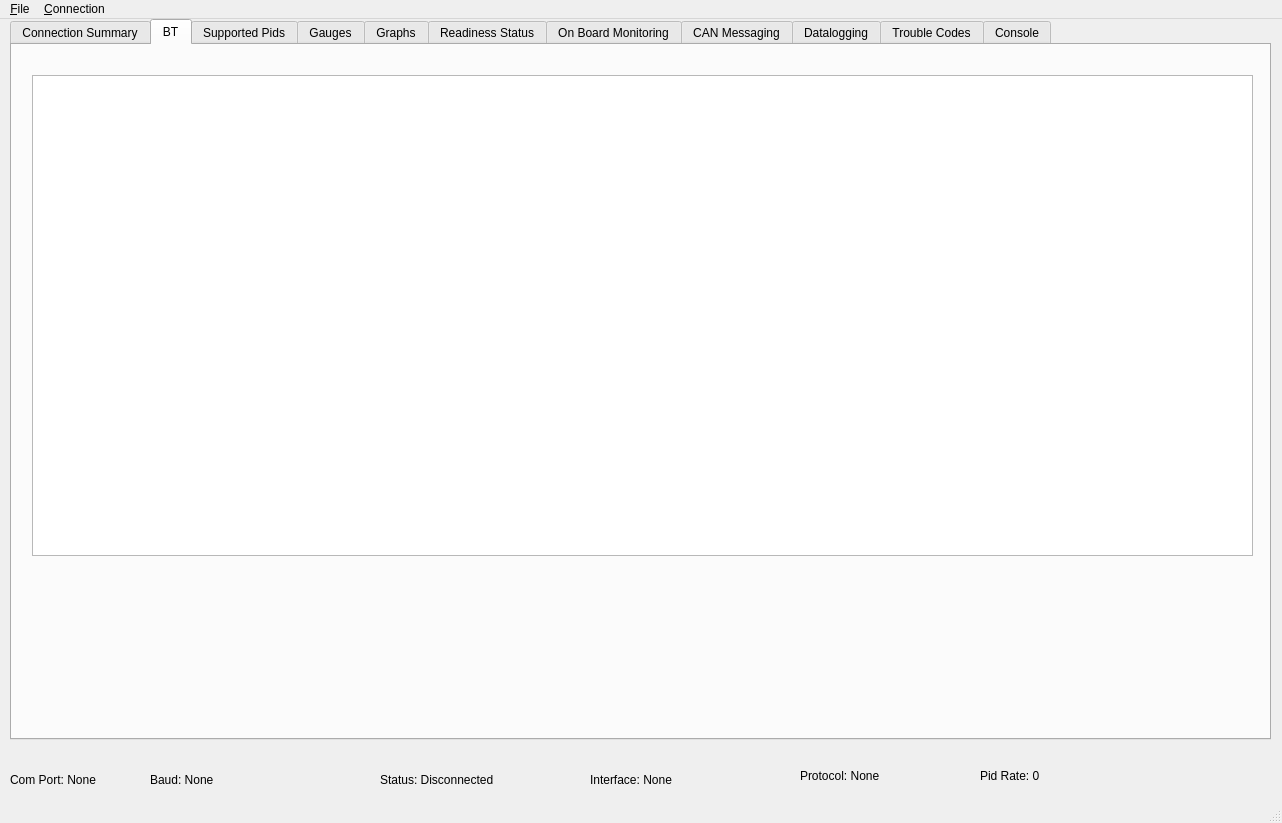
This is MainWindow.ui in navisinghnz9/QtObd2Scanner as Qt 5 draws it before an edit. The edited form follows.
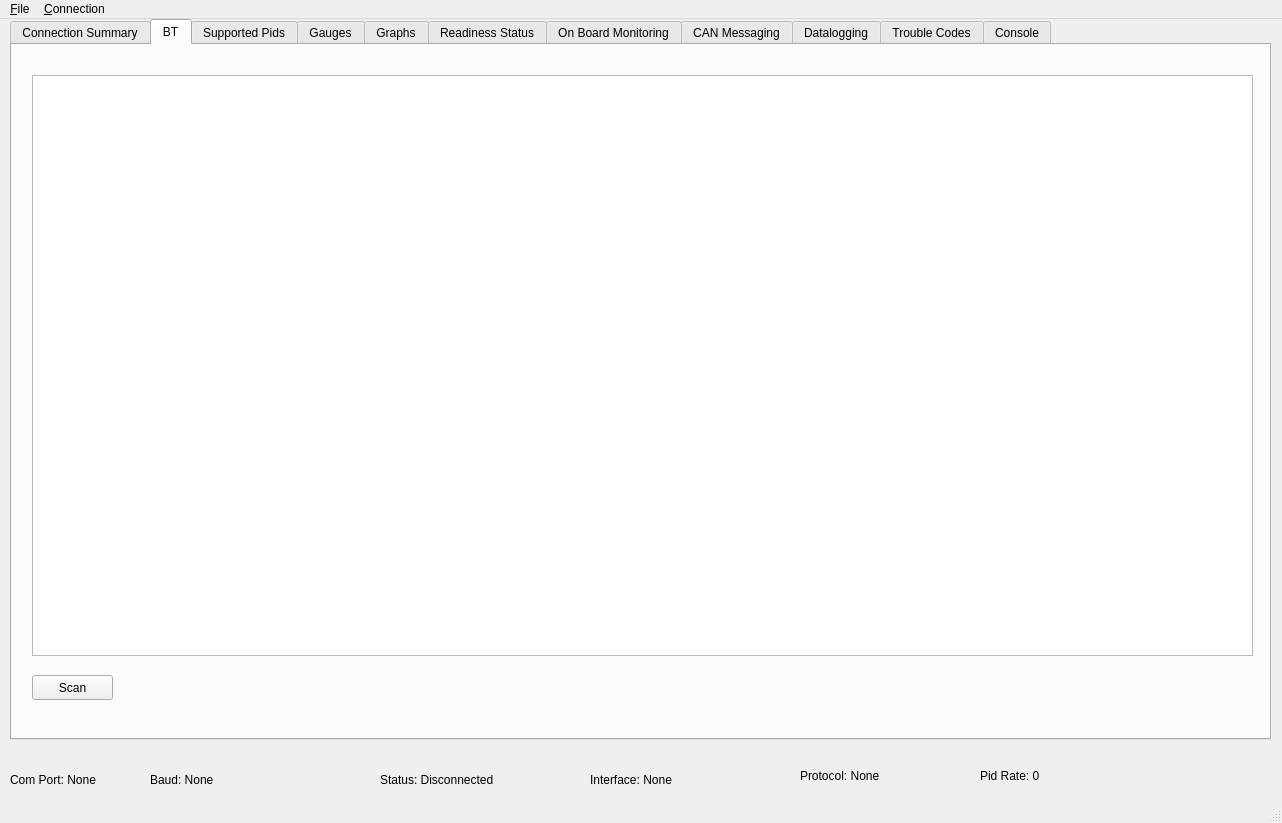
This is the edited form.

What changed in the file:
```diff
--- a/MainWindow.ui
+++ b/MainWindow.ui
@@ -87,10 +87,23 @@
         <x>20</x>
         <y>30</y>
         <width>1221</width>
-        <height>481</height>
+        <height>581</height>
        </rect>
       </property>
      </widget>
+     <widget class="QPushButton" name="btnBTScanDevs">
+      <property name="geometry">
+       <rect>
+        <x>20</x>
+        <y>630</y>
+        <width>81</width>
+        <height>25</height>
+       </rect>
+      </property>
+      <property name="text">
+       <string>Scan</string>
+      </property>
+     </widget>
     </widget>
     <widget class="QWidget" name="supportedPidsTab">
      <attribute name="title">
```
